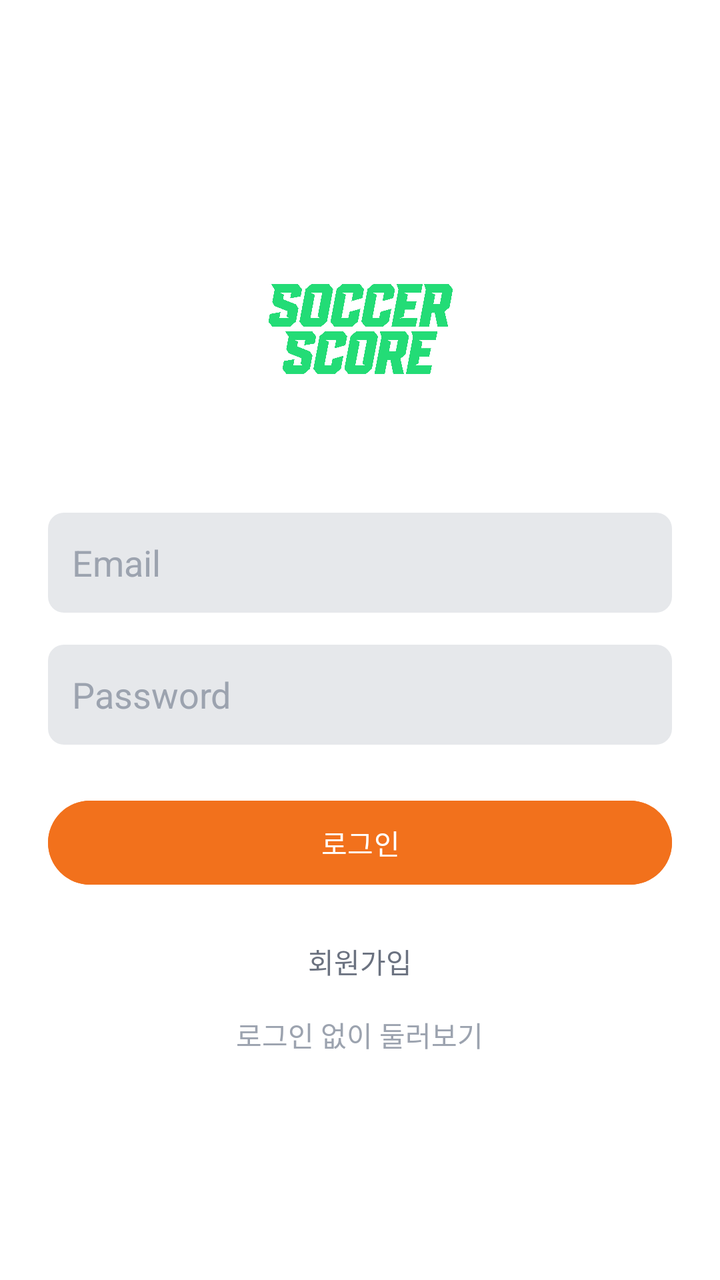
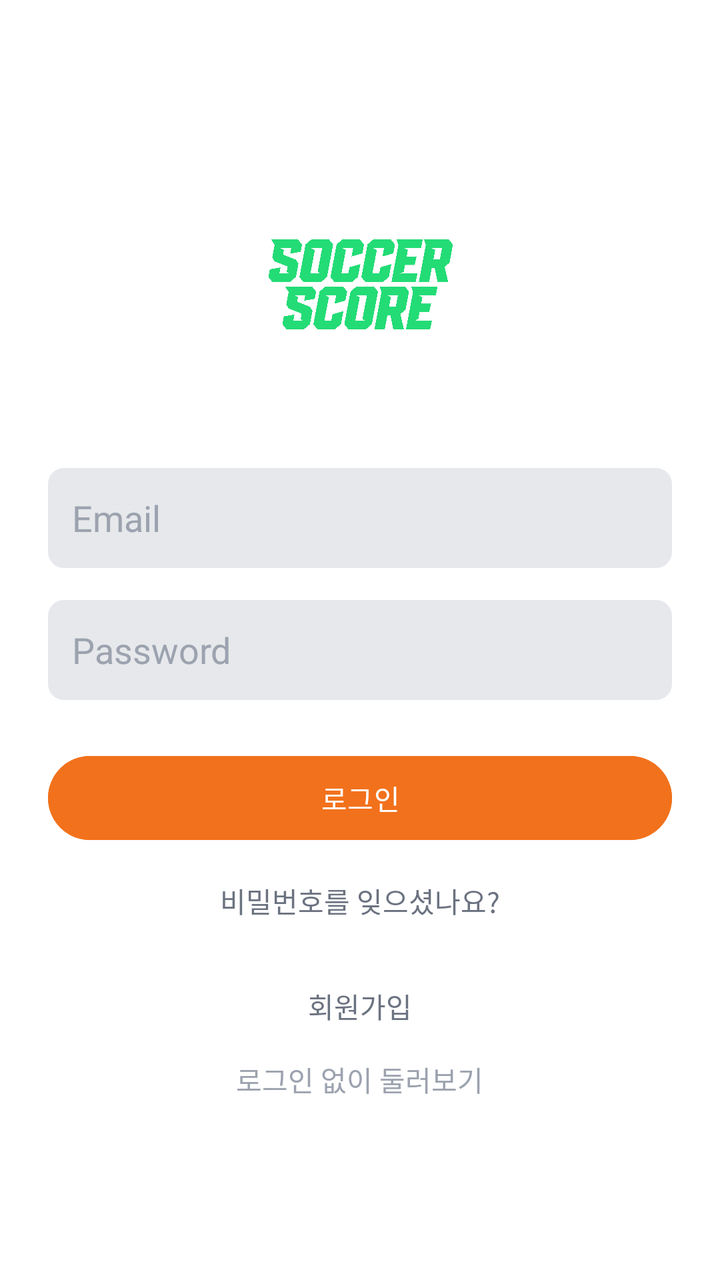

Before-and-after screenshots of an Android layout around one commit, followed by the original layout XML and the change that was made.
<!-- AndroidManifest.xml: application theme Theme.SScore -->
<!-- res/layout/activity_login.xml -->
<?xml version="1.0" encoding="utf-8"?>
<LinearLayout
    xmlns:android="http://schemas.android.com/apk/res/android"
    android:layout_width="match_parent"
    android:layout_height="match_parent"
    android:orientation="vertical"
    android:gravity="center"
    android:background="@color/bg"
    android:padding="24dp">

    
    <ImageView
        android:layout_width="120dp"
        android:layout_height="120dp"
        android:src="@drawable/livescore1"
        android:layout_marginBottom="32dp"/>

    
    <EditText
        android:id="@+id/etEmail"
        android:layout_width="match_parent"
        android:layout_height="50dp"
        android:hint="Email"
        android:inputType="textEmailAddress"
        android:textColor="@color/text_primary"
        android:textColorHint="@color/text_hint"
        android:background="@drawable/edittext_bg"
        android:padding="12dp"
        android:layout_marginBottom="16dp"/>

    
    <EditText
        android:id="@+id/etPassword"
        android:layout_width="match_parent"
        android:layout_height="50dp"
        android:hint="Password"
        android:textColor="@color/text_primary"
        android:textColorHint="@color/text_hint"
        android:background="@drawable/edittext_bg"
        android:inputType="textPassword"
        android:padding="12dp"
        android:layout_marginBottom="24dp"/>

    
    <Button
        android:id="@+id/btnLogin"
        android:layout_width="match_parent"
        android:layout_height="50dp"
        android:text="로그인"
        android:textColor="@color/on_accent"
        android:backgroundTint="@color/accent"/>

    <TextView
        android:id="@+id/tvMessage"
        android:layout_width="match_parent"
        android:layout_height="wrap_content"
        android:layout_marginTop="12dp"
        android:gravity="center"
        android:textColor="@color/negative"
        android:textSize="13sp"
        android:visibility="gone"/>

    <ProgressBar
        android:id="@+id/progress"
        android:layout_width="wrap_content"
        android:layout_height="wrap_content"
        android:layout_marginTop="12dp"
        android:indeterminateTint="@color/accent"
        android:visibility="gone"/>

    
    <TextView
        android:id="@+id/tvGoToRegister"
        android:layout_width="wrap_content"
        android:layout_height="wrap_content"
        android:text="회원가입"
        android:textColor="@color/text_secondary"
        android:layout_marginTop="16dp"
        android:padding="8dp"/>

    
    <TextView
        android:id="@+id/tvBrowse"
        android:layout_width="wrap_content"
        android:layout_height="wrap_content"
        android:text="로그인 없이 둘러보기"
        android:textColor="@color/text_hint"
        android:padding="8dp"/>

</LinearLayout>
<!-- resources referenced by this layout -->
<resources>
  <color name="accent">#F2711C</color>
  <color name="bg">#FFFFFF</color>
  <color name="negative">#DC2626</color>
  <color name="on_accent">#FFFFFF</color>
  <color name="text_hint">#9CA3AF</color>
  <color name="text_primary">#1A1A1A</color>
  <color name="text_secondary">#6B7280</color>
  <!-- drawable edittext_bg (drawable) -->
  <?xml version="1.0" encoding="utf-8"?>
  <shape xmlns:android="http://schemas.android.com/apk/res/android">
      <solid android:color="@color/surface_variant"/>
      <corners android:radius="8dp"/>
  </shape>
  <!-- drawable livescore1: png bitmap (drawable, 242704 bytes) -->
  <style name="Theme.SScore" parent="Base.Theme.SScore" />
  <color name="surface_variant">#E6E8EB</color>
  <style name="Base.Theme.SScore" parent="Theme.Material3.Light.NoActionBar">
          <item name="colorPrimary">@color/accent</item>
          <item name="colorOnPrimary">@color/on_accent</item>
          <item name="android:windowBackground">@color/bg</item>
          <item name="android:statusBarColor">@color/bg</item>
          <item name="android:navigationBarColor">@color/bg</item>
          <item name="android:windowLightStatusBar">true</item>
          <item name="android:windowLightNavigationBar" tools:targetApi="o_mr1">true</item>
      </style>
</resources>

<!-- the commit's change to res/layout/activity_login.xml (unified diff, before → after) -->
@@ -68,6 +68,15 @@
         android:indeterminateTint="@color/accent"
         android:visibility="gone"/>
 
+    <TextView
+        android:id="@+id/tvForgotPassword"
+        android:layout_width="wrap_content"
+        android:layout_height="wrap_content"
+        android:text="비밀번호를 잊으셨나요?"
+        android:textColor="@color/text_secondary"
+        android:layout_marginTop="8dp"
+        android:padding="8dp"/>
+
     
     <TextView
         android:id="@+id/tvGoToRegister"
